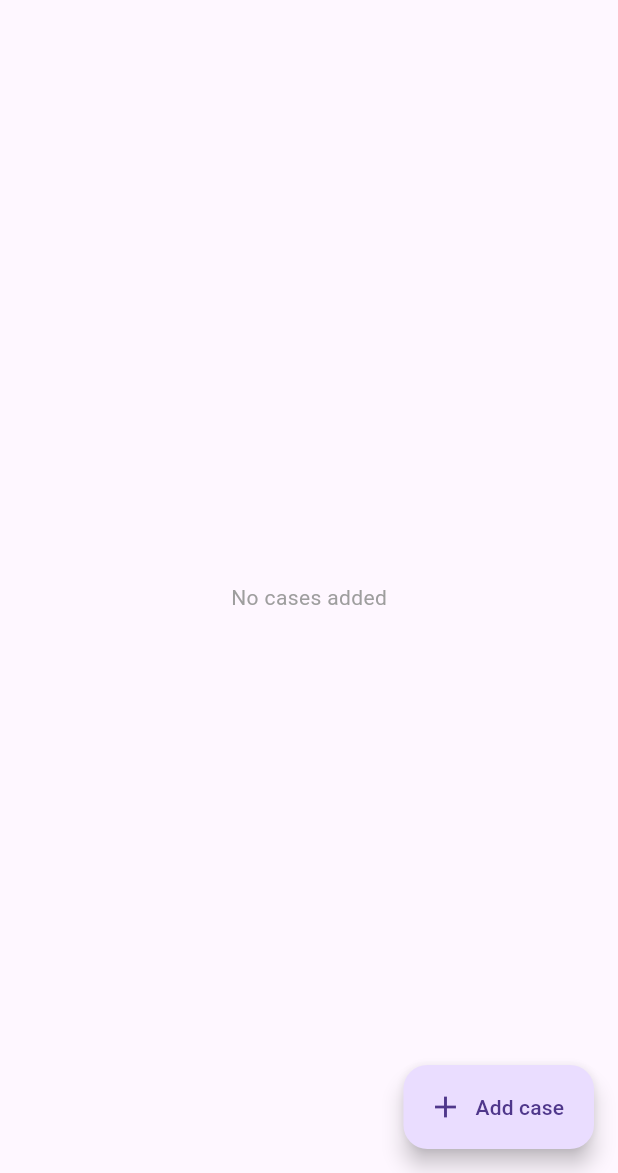
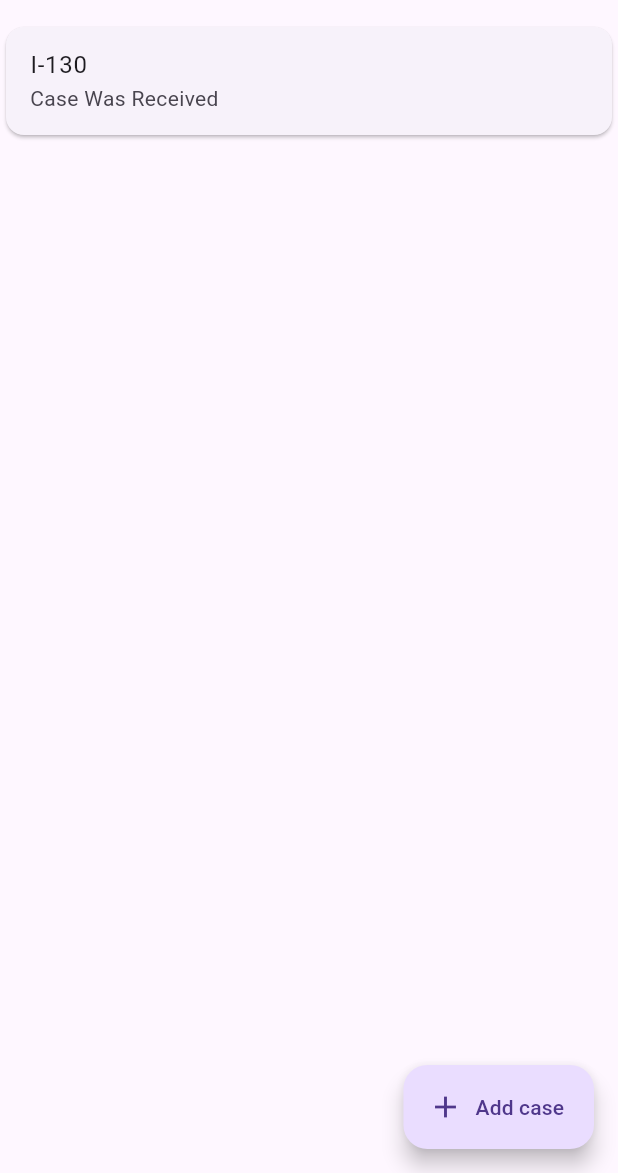
Before and after one commit to sarahgaskov/MyCaseUSA, a Flutter app: the screen it shows after launch, on a phone screen of 412 x 824 dp, the part 63-1236 px from its top. Run offline on Flutter 3.47's test engine with Material 3 defaults, Android fonts, the phone set to English and light mode, and no system bars; our stand-ins replace flutter_dotenv.

Commit message:
add case details page

```diff
--- a/lib/pages/dashboard.dart
+++ b/lib/pages/dashboard.dart
@@ -2,6 +2,7 @@ import 'package:flutter/material.dart';
 import '../services/api.dart';
 import '../models/case.dart';
 import '../widgets/popups.dart';
+import 'case_details.dart';
 
 class DashboardPage extends StatefulWidget {
 	const DashboardPage({super.key});
@@ -12,7 +13,17 @@ class DashboardPage extends StatefulWidget {
 
 class DashboardPageState extends State<DashboardPage>{
 	final api = Api();
-	final Map<String, Case> cases = {};
+
+    //todo remove temporary test
+	final Map<String, Case> cases = {
+		'TEST0000000001': const Case(
+			receipt: 'TEST0000000001',
+			form: 'I-130',
+			status: 'Case Was Received',
+			description: '',
+			events: [],
+		),
+	};
 
     //TODO: add "String receipt" arg
     Future<void> addCase(String receipt) async {
@@ -132,6 +143,9 @@ class DashboardPageState extends State<DashboardPage>{
             child: ListTile(
                 title: Text(linkedCase.form),
                 subtitle: Text(linkedCase.status),
+                onTap: () => Navigator.of(context).push(
+                    MaterialPageRoute(builder: (context) => const CaseDetailsPage()),
+                ),
             ),
         );
     }
```
Also changed, not shown: lib/pages/case_details.dart (added, +15 -0 lines).
